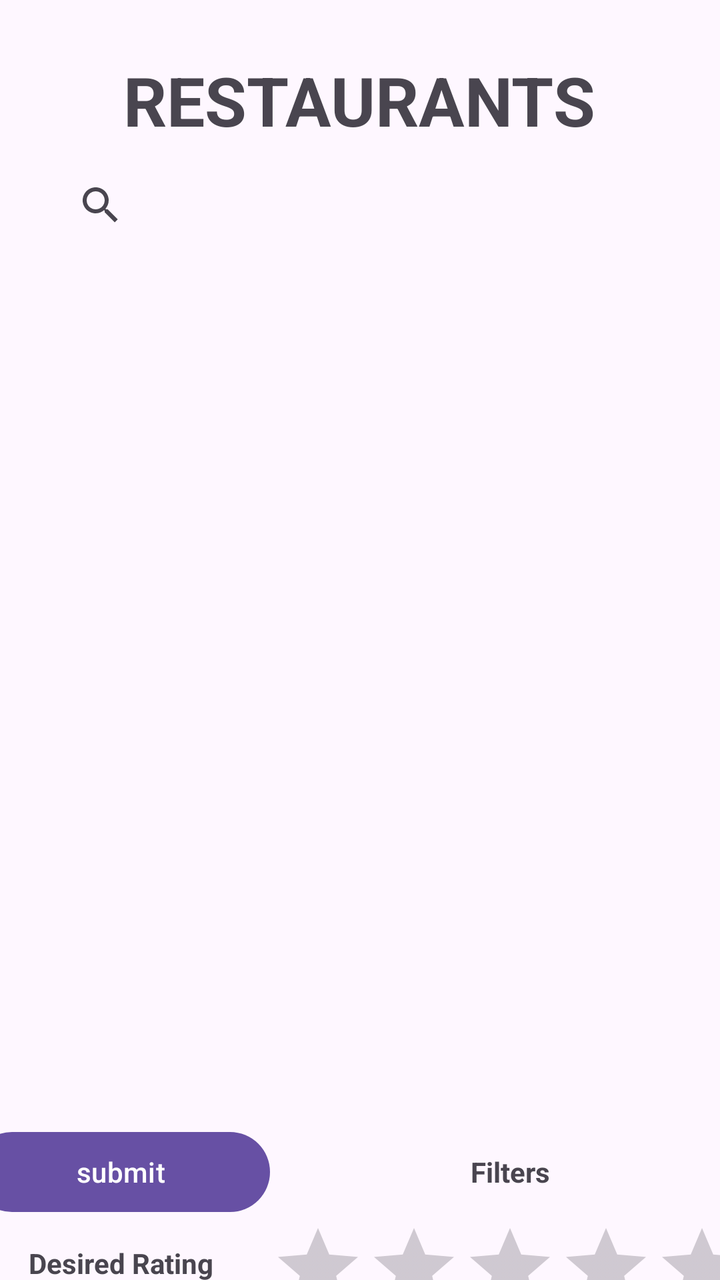
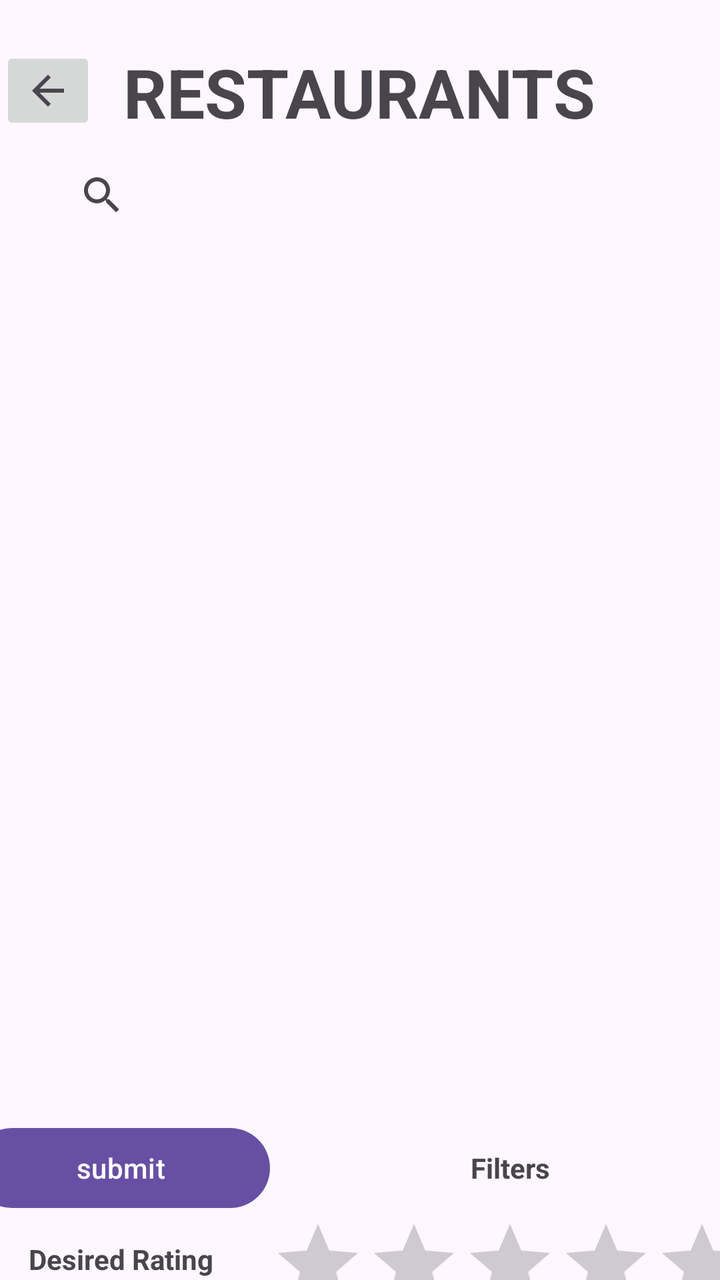

An Android layout rendered at two revisions. The XML below is the earlier revision; the diff shows what the commit changed to produce the second picture.
<!-- AndroidManifest.xml: application theme Theme.KatEats -->
<!-- res/layout/activity_liked_restaurants.xml -->
<?xml version="1.0" encoding="utf-8"?>
<androidx.constraintlayout.widget.ConstraintLayout xmlns:android="http://schemas.android.com/apk/res/android"
    xmlns:app="http://schemas.android.com/apk/res-auto"
    xmlns:tools="http://schemas.android.com/tools"
    android:id="@+id/main"
    android:layout_width="match_parent"
    android:layout_height="match_parent"
    tools:context=".LikedRestaurants">

    <TextView
        android:id="@+id/textView5"
        android:layout_width="wrap_content"
        android:layout_height="wrap_content"
        android:text="RESTAURANTS"
        android:textSize="34sp"
        android:textStyle="bold"
        app:layout_constraintBottom_toBottomOf="parent"
        app:layout_constraintEnd_toEndOf="parent"
        app:layout_constraintHorizontal_bias="0.497"
        app:layout_constraintStart_toStartOf="parent"
        app:layout_constraintTop_toTopOf="parent"
        app:layout_constraintVertical_bias="0.046" />

    <androidx.viewpager2.widget.ViewPager2
        android:id="@+id/likedRestoViewer"
        android:layout_width="306dp"
        android:layout_height="451dp"
        android:layout_marginTop="60dp"
        app:layout_constraintEnd_toEndOf="parent"
        app:layout_constraintHorizontal_bias="0.495"
        app:layout_constraintStart_toStartOf="parent"
        app:layout_constraintTop_toBottomOf="@+id/textView5" />

    <androidx.core.widget.NestedScrollView
        android:layout_width="409dp"
        android:layout_height="120dp"
        android:fillViewport="true"
        app:layout_constraintBottom_toBottomOf="parent"
        app:layout_constraintEnd_toEndOf="parent"
        app:layout_constraintStart_toStartOf="parent"
        app:layout_constraintTop_toBottomOf="@+id/likedRestoViewer">

        <LinearLayout
            android:layout_width="match_parent"
            android:layout_height="wrap_content"
            android:orientation="vertical">

            <TableLayout
                android:layout_width="match_parent"
                android:layout_height="match_parent"
                android:padding="10dp"
                android:stretchColumns="0">

                <TableRow
                    android:layout_width="match_parent"
                    android:layout_height="match_parent"
                    android:gravity="center">

                    <Button
                        android:id="@+id/submitLikeFilters"
                        android:layout_width="wrap_content"
                        android:layout_height="wrap_content"
                        android:text="submit" />

                    <TextView
                        android:id="@+id/textView12"
                        android:layout_width="match_parent"
                        android:layout_height="wrap_content"
                        android:text="Filters"
                        android:textAlignment="center"
                        android:textStyle="bold" />

                </TableRow>

                <TableRow
                    android:layout_width="match_parent"
                    android:layout_height="match_parent"
                    android:gravity="center"
                    android:textAlignment="center">

                    <TextView
                        android:id="@+id/textView14"
                        android:layout_width="wrap_content"
                        android:layout_height="wrap_content"
                        android:text="Desired Rating"
                        android:textAlignment="center"
                        android:textStyle="bold" />

                    <RatingBar
                        android:id="@+id/filterLikedRating"
                        style="@style/Widget.AppCompat.RatingBar"
                        android:layout_width="wrap_content"
                        android:layout_height="43dp"
                        android:layout_column="1"
                        android:isIndicator="false"
                        android:isScrollContainer="false"
                        android:numStars="5"
                        android:stepSize="1" />

                </TableRow>

                <TableRow
                    android:layout_width="match_parent"
                    android:layout_height="match_parent" >

                    <CheckBox
                        android:id="@+id/alphabeticalLiked"
                        android:layout_width="wrap_content"
                        android:layout_height="wrap_content"
                        android:text="Alphabetical" />

                    <Spinner
                        android:id="@+id/filterLikedCuisine"
                        android:layout_width="match_parent"
                        android:layout_height="wrap_content"
                        android:minHeight="48dp" />

                </TableRow>

            </TableLayout>
        </LinearLayout>
    </androidx.core.widget.NestedScrollView>

    <SearchView
        android:id="@+id/likedRestoSearch"
        android:layout_width="307dp"
        android:layout_height="44dp"
        app:layout_constraintBottom_toTopOf="@+id/likedRestoViewer"
        app:layout_constraintEnd_toEndOf="@+id/textView5"
        app:layout_constraintStart_toStartOf="@+id/textView5"
        app:layout_constraintTop_toBottomOf="@+id/textView5" />

</androidx.constraintlayout.widget.ConstraintLayout>
<!-- resources referenced by this layout -->
<resources>
  <style name="Theme.KatEats" parent="Base.Theme.KatEats" />
  <style name="Base.Theme.KatEats" parent="Theme.Material3.DayNight.NoActionBar">
          
          
      </style>
</resources>

<!-- the commit's change to res/layout/activity_liked_restaurants.xml (unified diff, before → after) -->
@@ -2,7 +2,7 @@
 <androidx.constraintlayout.widget.ConstraintLayout xmlns:android="http://schemas.android.com/apk/res/android"
     xmlns:app="http://schemas.android.com/apk/res-auto"
     xmlns:tools="http://schemas.android.com/tools"
-    android:id="@+id/main"
+    android:id="@+id/cancelTinder"
     android:layout_width="match_parent"
     android:layout_height="match_parent"
     tools:context=".LikedRestaurants">
@@ -19,7 +19,7 @@
         app:layout_constraintHorizontal_bias="0.497"
         app:layout_constraintStart_toStartOf="parent"
         app:layout_constraintTop_toTopOf="parent"
-        app:layout_constraintVertical_bias="0.046" />
+        app:layout_constraintVertical_bias="0.039" />
 
     <androidx.viewpager2.widget.ViewPager2
         android:id="@+id/likedRestoViewer"
@@ -127,7 +127,17 @@
         android:layout_height="44dp"
         app:layout_constraintBottom_toTopOf="@+id/likedRestoViewer"
         app:layout_constraintEnd_toEndOf="@+id/textView5"
+        app:layout_constraintHorizontal_bias="0.492"
         app:layout_constraintStart_toStartOf="@+id/textView5"
-        app:layout_constraintTop_toBottomOf="@+id/textView5" />
+        app:layout_constraintTop_toBottomOf="@+id/textView5"
+        app:layout_constraintVertical_bias="0.437" />
+
+    <ImageButton
+        android:id="@+id/cancelLikeList"
+        android:layout_width="wrap_content"
+        android:layout_height="wrap_content"
+        app:layout_constraintTop_toTopOf="@+id/textView5"
+        app:srcCompat="?attr/homeAsUpIndicator"
+        tools:layout_editor_absoluteX="16dp" />
 
 </androidx.constraintlayout.widget.ConstraintLayout>
